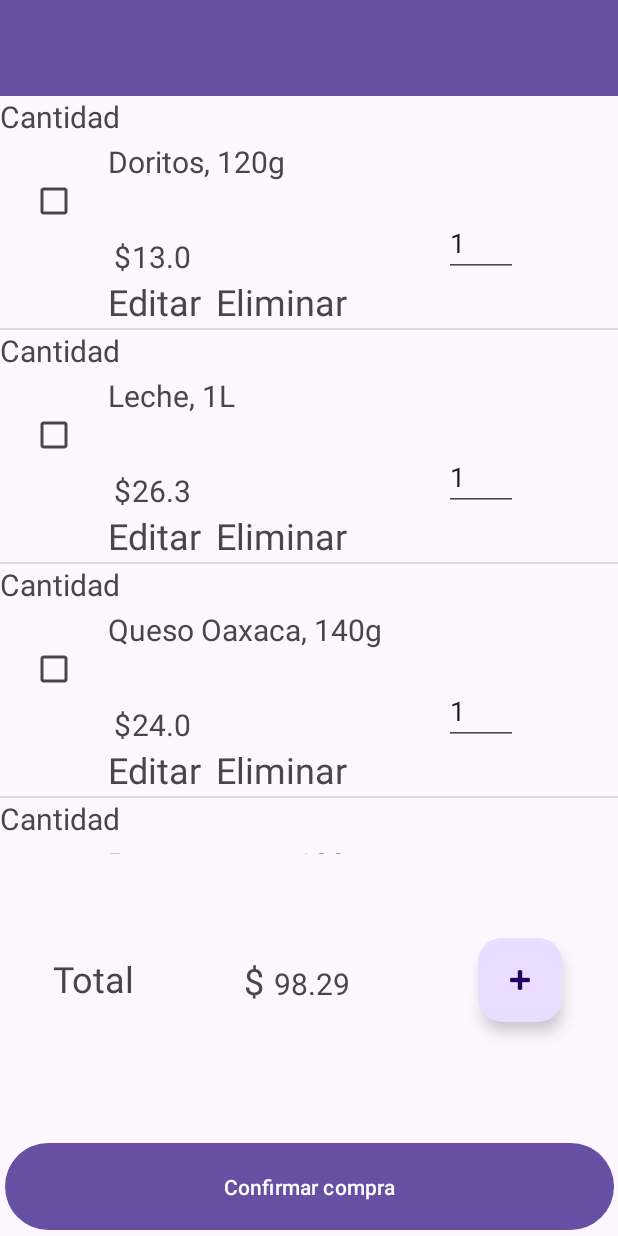
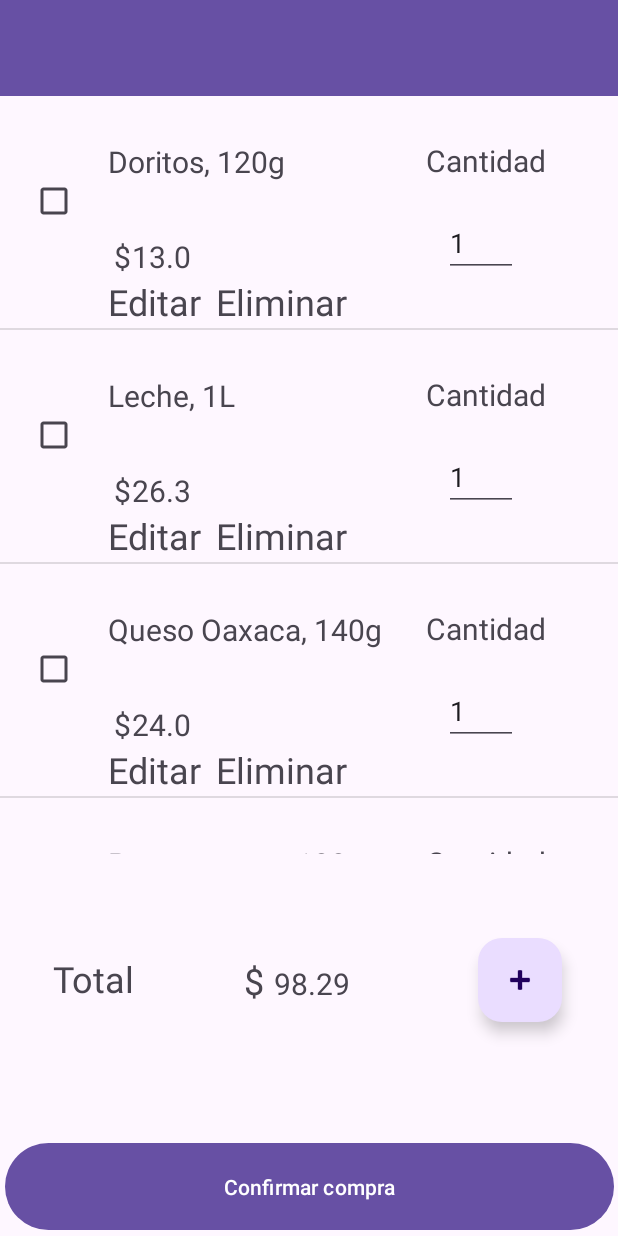
Before and after one commit to UlisesRS1/AppShopList, an Android app: the screen it shows after launch (MainActivity), on a phone screen of 412 x 824 dp. Run offline under Robolectric (Android 15) with nearby library versions, the phone set to English and light mode, and no system bars.

Commit message:
ajuste de tamaños list element

```diff
--- a/app/src/main/res/layout/list_element.xml
+++ b/app/src/main/res/layout/list_element.xml
@@ -34,10 +34,13 @@
         android:id="@+id/textView4"
         android:layout_width="wrap_content"
         android:layout_height="wrap_content"
+        android:layout_marginStart="216dp"
         android:text="Cantidad"
         android:textSize="20dp"
-        tools:layout_editor_absoluteX="285dp"
-        tools:layout_editor_absoluteY="30dp" />
+        app:layout_constraintBottom_toTopOf="@+id/guideline7"
+        app:layout_constraintStart_toStartOf="@+id/guideline9"
+        app:layout_constraintTop_toTopOf="@+id/guideline"
+        app:layout_constraintVertical_bias="0.044" />
 
     <TextView
         android:id="@+id/txtEditar"
```
